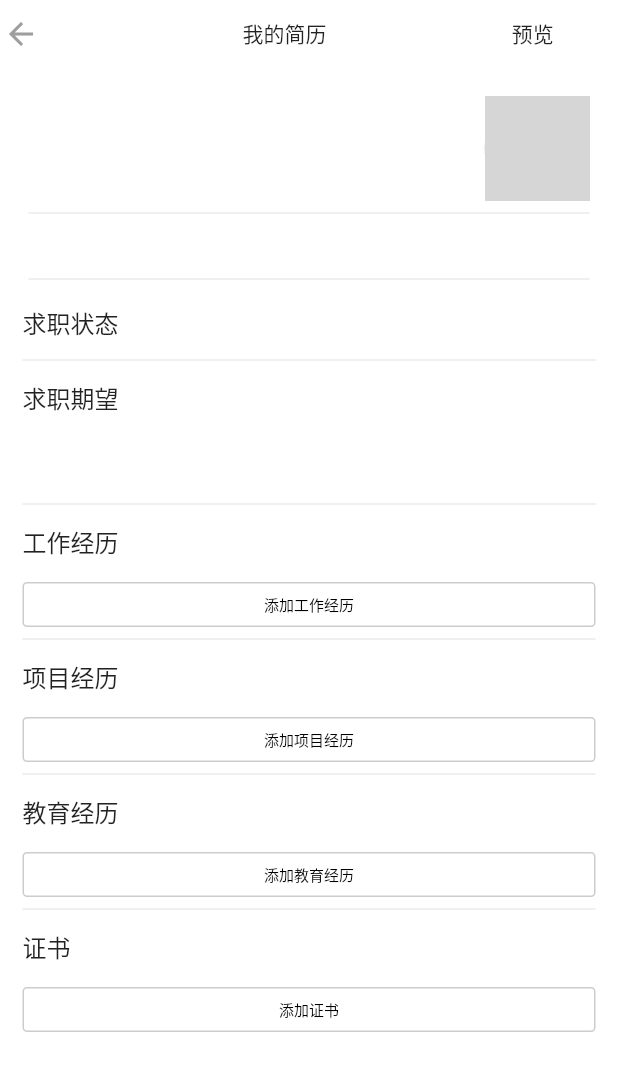
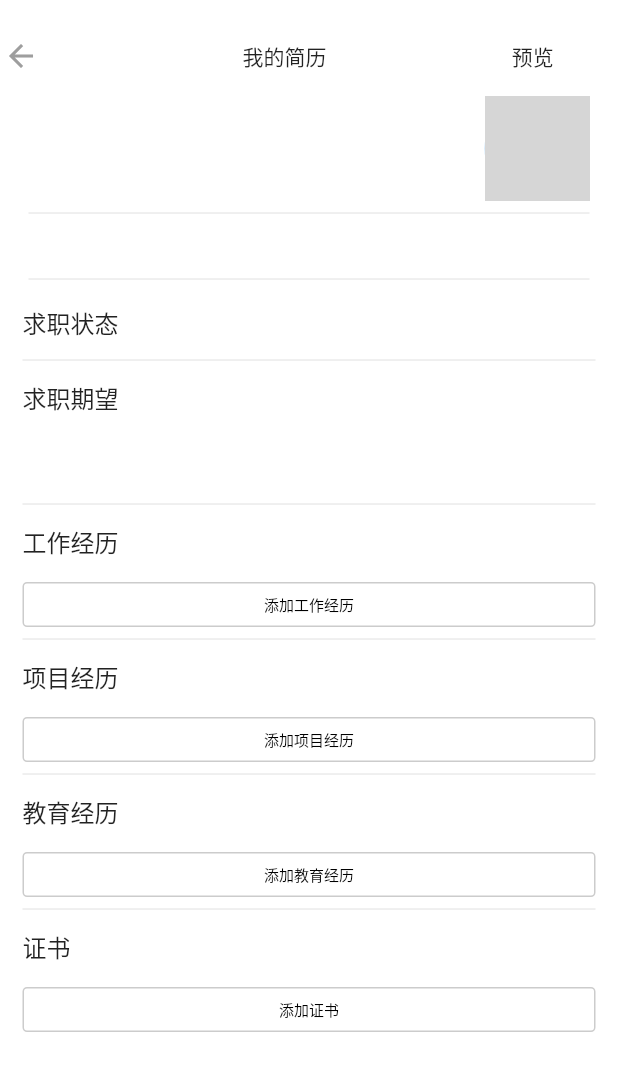
Before and after one commit to tjswk2008/yacai, a Flutter app: the ResumeDetail screen opened directly with empty values, on a phone screen of 412 x 824 dp. Shown: the top 1071 px of the screen. Run offline on Flutter 3.47's test engine with Material 2 defaults, Android fonts, the phone set to English and light mode, and no system bars; our stand-ins replace shared_preferences; accounts and stored records are empty; network calls fail; grey boxes are pictures that could not be loaded.

Commit message:
更新建立详情顶部导航位置

```diff
--- a/lib/app/view/resume/resume_detail.dart
+++ b/lib/app/view/resume/resume_detail.dart
@@ -271,7 +271,8 @@ class ResumeDetailState extends State<ResumeDetail>
               top: 0.0,
               left: -10.0,
               child: new Container(
-                height: 45,
+                height: 60,
+                padding: const EdgeInsets.only(top: 15.0),
                 decoration: new BoxDecoration(
                   color: Colors.white,
                 ),
```
